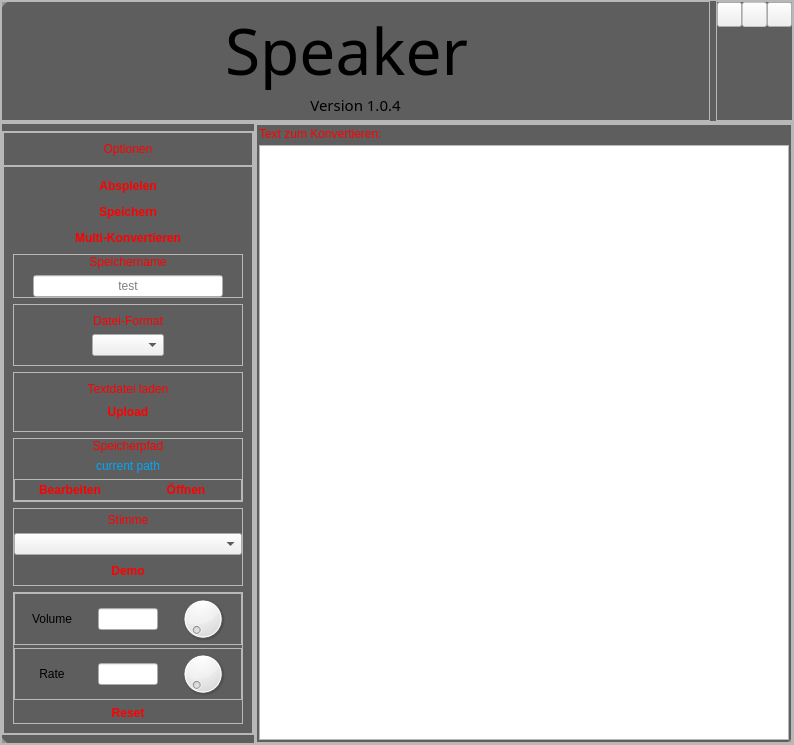
Above: src/mainwindow.ui from sera619/Speaker-TTS-Offline before the change. Below: the same form after it.
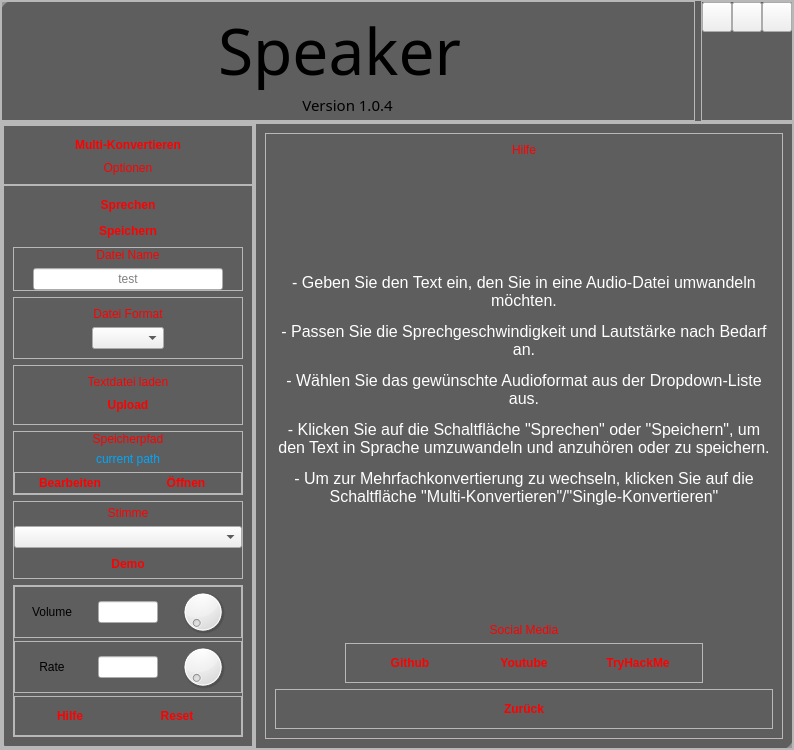
That is the form after the change. The open tabs and pages were chosen to show the change. Icons and pictures are not drawn.

Commit message: add helppage, GUI optimization, bugfixes

```diff
--- a/src/mainwindow.ui
+++ b/src/mainwindow.ui
@@ -153,8 +153,8 @@
            <widget class="QPushButton" name="miniBtnMinimode">
             <property name="minimumSize">
              <size>
-              <width>25</width>
-              <height>25</height>
+              <width>30</width>
+              <height>30</height>
              </size>
             </property>
             <property name="maximumSize">
@@ -175,12 +175,12 @@
           <item alignment="Qt::AlignHCenter|Qt::AlignTop">
            <widget class="QPushButton" name="miniBtnMinimize">
             <property name="enabled">
-             <bool>false</bool>
+             <bool>true</bool>
             </property>
             <property name="minimumSize">
              <size>
-              <width>25</width>
-              <height>25</height>
+              <width>30</width>
+              <height>30</height>
              </size>
             </property>
             <property name="maximumSize">
@@ -208,8 +208,8 @@
             </property>
             <property name="minimumSize">
              <size>
-              <width>25</width>
-              <height>25</height>
+              <width>30</width>
+              <height>30</height>
              </size>
             </property>
             <property name="maximumSize">
@@ -320,6 +320,50 @@
                 <enum>QFrame::Raised</enum>
                </property>
                <layout class="QVBoxLayout" name="verticalLayout_9">
+                <item alignment="Qt::AlignHCenter">
+                 <widget class="QPushButton" name="multiBtn">
+                  <property name="enabled">
+                   <bool>true</bool>
+                  </property>
+                  <property name="minimumSize">
+                   <size>
+                    <width>110</width>
+                    <height>0</height>
+                   </size>
+                  </property>
+                  <property name="styleSheet">
+                   <string notr="true"> QPushButton {
+		background-color:none;
+                border: .5px solid #ff3333;
+				
+	color: rgb(255, 0, 0);
+			padding:3 15;
+                border-radius: 5px;
+                font-weight: bold;
+            }
+            QPushButton:hover {
+              		background-color:qlineargradient(x1:0, y1:0, x2:1, y2:0,
+    	stop: 1 #C0392B,                              
+		stop: 0 #E74C3C );
+color:white;
+            }
+            QPushButton:pressed {
+                background-color:qlineargradient(x1:0, y1:0, x2:1, y2:0,
+    	stop: 0 #C0392B,                              
+		stop: 1 #E74C3C );
+	color:white;            
+}
+ QPushButton:disabled {
+        background-color: none;
+        border-color: #aaaaaa;
+        color: #666666;
+    }</string>
+                  </property>
+                  <property name="text">
+                   <string>Multi-Konvertieren</string>
+                  </property>
+                 </widget>
+                </item>
                 <item>
                  <widget class="QLabel" name="label_3">
                   <property name="styleSheet">
@@ -403,7 +447,7 @@
                    </size>
                   </property>
                   <property name="text">
-                   <string>Abspielen</string>
+                   <string>Sprechen</string>
                   </property>
                  </widget>
                 </item>
@@ -420,22 +464,6 @@
                   </property>
                  </widget>
                 </item>
-                <item alignment="Qt::AlignHCenter">
-                 <widget class="QPushButton" name="multiBtn">
-                  <property name="enabled">
-                   <bool>true</bool>
-                  </property>
-                  <property name="minimumSize">
-                   <size>
-                    <width>110</width>
-                    <height>0</height>
-                   </size>
-                  </property>
-                  <property name="text">
-                   <string>Multi-Konvertieren</string>
-                  </property>
-                 </widget>
-                </item>
                 <item>
                  <widget class="QFrame" name="frame_7">
                   <property name="frameShape">
@@ -466,7 +494,7 @@
 }</string>
                      </property>
                      <property name="text">
-                      <string>Speichername</string>
+                      <string>Datei Name</string>
                      </property>
                      <property name="alignment">
                       <set>Qt::AlignCenter</set>
@@ -516,7 +544,7 @@
 }</string>
                      </property>
                      <property name="text">
-                      <string>Datei-Format</string>
+                      <string>Datei Format</string>
                      </property>
                      <property name="alignment">
                       <set>Qt::AlignCenter</set>
@@ -879,26 +907,45 @@
                      </layout>
                     </widget>
                    </item>
-                   <item alignment="Qt::AlignHCenter">
-                    <widget class="QPushButton" name="resetOptionBtn">
-                     <property name="minimumSize">
-                      <size>
-                       <width>110</width>
-                       <height>0</height>
-                      </size>
+                   <item>
+                    <widget class="QFrame" name="frame_19">
+                     <property name="frameShape">
+                      <enum>QFrame::StyledPanel</enum>
                      </property>
-                     <property name="maximumSize">
-                      <size>
-                       <width>110</width>
-                       <height>16777215</height>
-                      </size>
+                     <property name="frameShadow">
+                      <enum>QFrame::Raised</enum>
                      </property>
-                     <property name="styleSheet">
-                      <string notr="true"/>
-                     </property>
-                     <property name="text">
-                      <string>Reset</string>
-                     </property>
+                     <layout class="QHBoxLayout" name="horizontalLayout_11">
+                      <item>
+                       <widget class="QPushButton" name="helpBtn">
+                        <property name="text">
+                         <string>Hilfe</string>
+                        </property>
+                       </widget>
+                      </item>
+                      <item>
+                       <widget class="QPushButton" name="resetOptionBtn">
+                        <property name="minimumSize">
+                         <size>
+                          <width>110</width>
+                          <height>0</height>
+                         </size>
+                        </property>
+                        <property name="maximumSize">
+                         <size>
+                          <width>110</width>
+                          <height>16777215</height>
+                         </size>
+                        </property>
+                        <property name="styleSheet">
+                         <string notr="true"/>
+                        </property>
+                        <property name="text">
+                         <string>Reset</string>
+                        </property>
+                       </widget>
+                      </item>
+                     </layout>
                     </widget>
                    </item>
                   </layout>
@@ -942,6 +989,212 @@
             <property name="currentIndex">
              <number>0</number>
             </property>
+            <widget class="QWidget" name="helpPage">
+             <layout class="QVBoxLayout" name="verticalLayout_19">
+              <item>
+               <widget class="QFrame" name="frame_16">
+                <property name="frameShape">
+                 <enum>QFrame::StyledPanel</enum>
+                </property>
+                <property name="frameShadow">
+                 <enum>QFrame::Raised</enum>
+                </property>
+                <layout class="QVBoxLayout" name="verticalLayout_20">
+                 <item>
+                  <widget class="QLabel" name="label_10">
+                   <property name="styleSheet">
+                    <string notr="true">QLabel {
+	font: 18pt &quot;Terminator Two&quot;;
+	color: rgb(255, 0, 0)
+}</string>
+                   </property>
+                   <property name="text">
+                    <string>Hilfe</string>
+                   </property>
+                   <property name="alignment">
+                    <set>Qt::AlignHCenter|Qt::AlignTop</set>
+                   </property>
+                  </widget>
+                 </item>
+                 <item>
+                  <widget class="QLabel" name="helpTextLabel">
+                   <property name="sizePolicy">
+                    <sizepolicy hsizetype="Preferred" vsizetype="Expanding">
+                     <horstretch>0</horstretch>
+                     <verstretch>0</verstretch>
+                    </sizepolicy>
+                   </property>
+                   <property name="styleSheet">
+                    <string notr="true">	font: 14pt &quot;Terminator Two&quot;;
+color: white;</string>
+                   </property>
+                   <property name="text">
+                    <string>&lt;html&gt;&lt;head/&gt;&lt;body&gt;&lt;p&gt;&lt;span style=&quot; font-size:12pt;&quot;&gt;- Geben Sie den Text ein, den Sie in eine Audio-Datei umwandeln möchten.&lt;/span&gt;&lt;/p&gt;&lt;p&gt;&lt;span style=&quot; font-size:12pt;&quot;&gt;- Passen Sie die Sprechgeschwindigkeit und Lautstärke nach Bedarf an.&lt;/span&gt;&lt;/p&gt;&lt;p&gt;&lt;span style=&quot; font-size:12pt;&quot;&gt;- Wählen Sie das gewünschte Audioformat aus der Dropdown-Liste aus.&lt;/span&gt;&lt;/p&gt;&lt;p&gt;&lt;span style=&quot; font-size:12pt;&quot;&gt;- Klicken Sie auf die Schaltfläche &amp;quot;Sprechen&amp;quot; oder &amp;quot;Speichern&amp;quot;, um den Text in Sprache umzuwandeln und anzuhören oder zu speichern.&lt;/span&gt;&lt;/p&gt;&lt;p&gt;&lt;span style=&quot; font-size:12pt;&quot;&gt;- Um zur Mehrfachkonvertierung zu wechseln, klicken Sie auf die Schaltfläche &amp;quot;Multi-Konvertieren&amp;quot;/&amp;quot;Single-Konvertieren&amp;quot;&lt;/span&gt;&lt;/p&gt;&lt;/body&gt;&lt;/html&gt;</string>
+                   </property>
+                   <property name="alignment">
+                    <set>Qt::AlignCenter</set>
+                   </property>
+                   <property name="wordWrap">
+                    <bool>true</bool>
+                   </property>
+                  </widget>
+                 </item>
+                 <item>
+                  <widget class="QLabel" name="label_11">
+                   <property name="styleSheet">
+                    <string notr="true">QLabel {
+	font: 18pt &quot;Terminator Two&quot;;
+	color: rgb(255, 0, 0)
+}</string>
+                   </property>
+                   <property name="text">
+                    <string>Social Media</string>
+                   </property>
+                   <property name="alignment">
+                    <set>Qt::AlignCenter</set>
+                   </property>
+                  </widget>
+                 </item>
+                 <item alignment="Qt::AlignHCenter">
+                  <widget class="QFrame" name="frame_18">
+                   <property name="styleSheet">
+                    <string notr="true"> QPushButton {
+		background-color:none;
+                border: .5px solid #ff3333;
+				
+	color: rgb(255, 0, 0);
+			padding:3 15;
+                border-radius: 5px;
+                font-weight: bold;
+            }
+            QPushButton:hover {
+              		background-color:qlineargradient(x1:0, y1:0, x2:1, y2:0,
+    	stop: 1 #C0392B,                              
+		stop: 0 #E74C3C );
+color:white;
+            }
+            QPushButton:pressed {
+                background-color:qlineargradient(x1:0, y1:0, x2:1, y2:0,
+    	stop: 0 #C0392B,                              
+		stop: 1 #E74C3C );
+	color:white;            
+}
+ QPushButton:disabled {
+        background-color: none;
+        border-color: #aaaaaa;
+        color: #666666;
+    }</string>
+                   </property>
+                   <property name="frameShape">
+                    <enum>QFrame::StyledPanel</enum>
+                   </property>
+                   <property name="frameShadow">
+                    <enum>QFrame::Raised</enum>
+                   </property>
+                   <layout class="QHBoxLayout" name="horizontalLayout_10">
+                    <property name="spacing">
+                     <number>4</number>
+                    </property>
+                    <item alignment="Qt::AlignHCenter">
+                     <widget class="QPushButton" name="githubBtn">
+                      <property name="minimumSize">
+                       <size>
+                        <width>110</width>
+                        <height>0</height>
+                       </size>
+                      </property>
+                      <property name="text">
+                       <string>Github</string>
+                      </property>
+                     </widget>
+                    </item>
+                    <item alignment="Qt::AlignHCenter">
+                     <widget class="QPushButton" name="ytBtn">
+                      <property name="minimumSize">
+                       <size>
+                        <width>110</width>
+                        <height>0</height>
+                       </size>
+                      </property>
+                      <property name="text">
+                       <string>Youtube</string>
+                      </property>
+                     </widget>
+                    </item>
+                    <item alignment="Qt::AlignHCenter">
+                     <widget class="QPushButton" name="thmBtn">
+                      <property name="minimumSize">
+                       <size>
+                        <width>110</width>
+                        <height>0</height>
+                       </size>
+                      </property>
+                      <property name="text">
+                       <string>TryHackMe</string>
+                      </property>
+                     </widget>
+                    </item>
+                   </layout>
+                  </widget>
+                 </item>
+                 <item>
+                  <widget class="QFrame" name="frame_17">
+                   <property name="styleSheet">
+                    <string notr="true"> QPushButton {
+		background-color:none;
+                border: .5px solid #ff3333;
+				
+	color: rgb(255, 0, 0);
+			padding:3 15;
+                border-radius: 5px;
+                font-weight: bold;
+            }
+            QPushButton:hover {
+              		background-color:qlineargradient(x1:0, y1:0, x2:1, y2:0,
+    	stop: 1 #C0392B,                              
+		stop: 0 #E74C3C );
+color:white;
+            }
+            QPushButton:pressed {
+                background-color:qlineargradient(x1:0, y1:0, x2:1, y2:0,
+    	stop: 0 #C0392B,                              
+		stop: 1 #E74C3C );
+	color:white;            
+}
+ QPushButton:disabled {
+        background-color: none;
+        border-color: #aaaaaa;
+        color: #666666;
+    }</string>
+                   </property>
+                   <property name="frameShape">
+                    <enum>QFrame::StyledPanel</enum>
+                   </property>
+                   <property name="frameShadow">
+                    <enum>QFrame::Raised</enum>
+                   </property>
+                   <layout class="QHBoxLayout" name="horizontalLayout_9">
+                    <item alignment="Qt::AlignHCenter">
+                     <widget class="QPushButton" name="helpBackBtn">
+                      <property name="minimumSize">
+                       <size>
+                        <width>110</width>
+                        <height>0</height>
+                       </size>
+                      </property>
+                      <property name="text">
+                       <string>Zurück</string>
+                      </property>
+                     </widget>
+                    </item>
+                   </layout>
+                  </widget>
+                 </item>
+                </layout>
+               </widget>
+              </item>
+             </layout>
+            </widget>
             <widget class="QWidget" name="singleKovertPage">
              <layout class="QVBoxLayout" name="verticalLayout_5">
               <property name="spacing">
```
Left out of the diff: 2 changed lines with no effect on the pictures. The commit also changes 3 other files.
